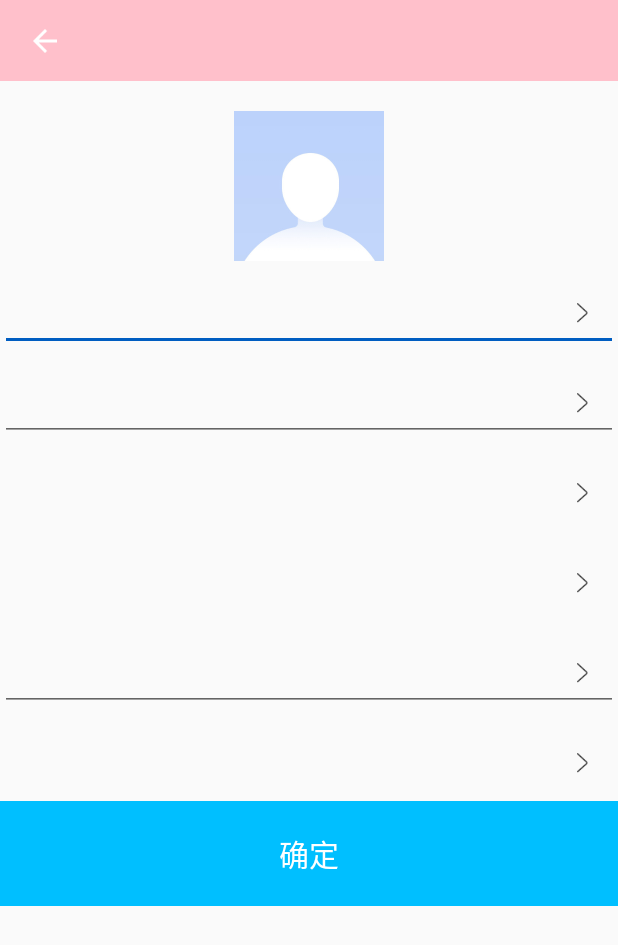
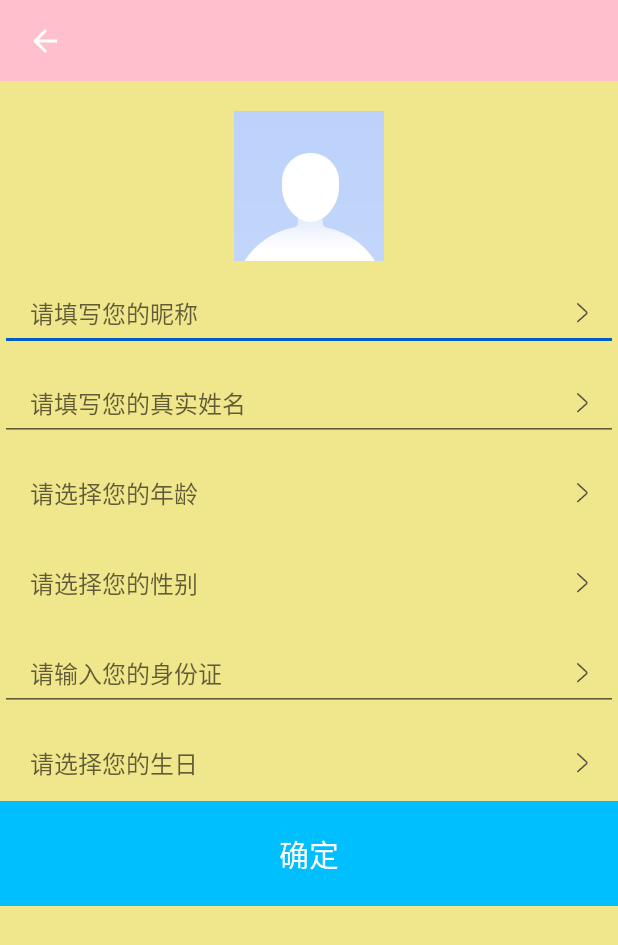
Before and after one commit to CodeWorder-xu/MVP-Java-Kotlin, an Android app: the layout activity_infomessage.xml on its own in the app's theme, with its tools: preview values and no code run, on a phone screen of 412 x 824 dp. Shown: the top 945 px of the screen. Run offline under Robolectric (Android 15) with nearby library versions, the light colour scheme and no system bars; Roboto replaces fonts that are not available here.

Commit message:
内容修改

```diff
--- a/WholeProject/app/build.gradle
+++ b/WholeProject/app/build.gradle
@@ -99,5 +99,5 @@ dependencies {
     implementation 'com.jakewharton:butterknife:8.8.1'
     kapt "com.jakewharton:butterknife-compiler:8.8.1"
     //时间选择器
-    implementation 'com.contrarywind:Android-PickerView:4.1.7'
+    implementation 'com.contrarywind:Android-PickerView:4.1.9'
 }
--- a/WholeProject/app/src/main/java/com/xhf/wholeproject/view/activity/RegisteredActivity.java
+++ b/WholeProject/app/src/main/java/com/xhf/wholeproject/view/activity/RegisteredActivity.java
@@ -3,6 +3,7 @@ package com.xhf.wholeproject.view.activity;
 import android.os.Bundle;
 import android.text.TextUtils;
 import android.view.View;
+import android.view.WindowManager;
 import android.widget.Button;
 import android.widget.EditText;
 import android.widget.LinearLayout;
@@ -66,6 +67,7 @@ public class RegisteredActivity extends BaseActivity implements RegisteredView {
     @Override
     protected void initViewsAndEvents() {
         super.initViewsAndEvents();
+        getWindow().setSoftInputMode(WindowManager.LayoutParams.SOFT_INPUT_ADJUST_PAN);
         tvTitle.setText(getResources().getText(R.string.register));
         CommonUtils.onStringWatcher(etNewpassword, 10);
         CommonUtils.onStringWatcher(etPassword, 10);
--- a/WholeProject/app/src/main/java/com/xhf/wholeproject/viewInterface/InfoMessageView.kt
+++ b/WholeProject/app/src/main/java/com/xhf/wholeproject/viewInterface/InfoMessageView.kt
@@ -1,5 +1,7 @@
 package com.xhf.wholeproject.viewInterface
 
+import android.content.Context
+import com.bigkoo.pickerview.listener.OnTimeSelectListener
 import com.xhf.wholeproject.model.entity.res.InfoMessageEntity
 import com.xhf.wholeproject.view.activity.InfoMessage
 
@@ -11,6 +13,7 @@ import com.xhf.wholeproject.view.activity.InfoMessage
  * content:
  */
 interface InfoMessageView {
-    fun onGetValue(queryData: List<InfoMessageEntity>);
+    fun onGetValue(queryData: List<InfoMessageEntity>)
     fun onSetValue(isSuccess: Boolean, mesage: String)
+
 }
--- a/WholeProject/app/src/main/res/layout/activity_infomessage.xml
+++ b/WholeProject/app/src/main/res/layout/activity_infomessage.xml
@@ -1,5 +1,10 @@
 <?xml version="1.0" encoding="utf-8"?>
-<LinearLayout xmlns:android="http://schemas.android.com/apk/res/android"
+<ScrollView xmlns:android="http://schemas.android.com/apk/res/android"
+    android:layout_width="match_parent"
+    android:layout_height="match_parent"
+    android:background="@color/khaki">
+
+    <LinearLayout
         android:layout_width="match_parent"
         android:layout_height="match_parent"
         android:orientation="vertical">
@@ -15,10 +20,11 @@
             android:src="@drawable/ic_default_portrait" />
 
         <EditText
-        android:id="@+id/tv_nickname"
+            android:id="@+id/et_nickname"
             style="@style/TextStyle"
             android:layout_marginTop="@dimen/dp_10"
             android:drawableRight="@drawable/ic_enter"
+            android:hint="@string/info_nickName"
             android:inputType="text"
             android:maxLength="8" />
 
@@ -27,32 +33,37 @@
             style="@style/TextStyle"
             android:layout_marginTop="@dimen/dp_10"
             android:drawableRight="@drawable/ic_enter"
+            android:hint="@string/info_name"
             android:inputType="text" />
 
         <TextView
             android:id="@+id/tv_age"
             style="@style/TextStyle"
             android:layout_marginTop="@dimen/dp_10"
-        android:drawableRight="@drawable/ic_enter" />
+            android:drawableRight="@drawable/ic_enter"
+            android:hint="@string/info_age" />
 
         <TextView
             android:id="@+id/tv_gender"
             style="@style/TextStyle"
             android:layout_marginTop="@dimen/dp_10"
-        android:drawableRight="@drawable/ic_enter" />
+            android:drawableRight="@drawable/ic_enter"
+            android:hint="@string/info_gender" />
 
         <EditText
             android:id="@+id/et_idnum"
             style="@style/TextStyle"
             android:layout_marginTop="@dimen/dp_10"
             android:digits="@string/filter_vcode"
-        android:drawableRight="@drawable/ic_enter" />
+            android:drawableRight="@drawable/ic_enter"
+            android:hint="@string/info_idNum" />
 
         <TextView
             android:id="@+id/tv_birthday"
             style="@style/TextStyle"
             android:layout_marginTop="@dimen/dp_10"
-        android:drawableRight="@drawable/ic_enter" />
+            android:drawableRight="@drawable/ic_enter"
+            android:hint="@string/info_birthday" />
 
         <TextView
             android:id="@+id/tv_confirm"
@@ -64,5 +75,5 @@
             android:text="@string/confirm"
             android:textColor="@color/white"
             android:textSize="@dimen/sp_20" />
-
     </LinearLayout>
+</ScrollView>
--- a/WholeProject/app/src/main/res/values/strings.xml
+++ b/WholeProject/app/src/main/res/values/strings.xml
@@ -44,7 +44,8 @@
 
     <string name="info_name">请填写您的真实姓名</string>
     <string name="info_nickName">请填写您的昵称</string>
-    <string name="info_age">请选择您的性别</string>
+    <string name="info_age">请选择您的年龄</string>
+    <string name="info_gender">请选择您的性别</string>
     <string name="info_mailbox">请输入您的邮箱</string>
     <string name="info_idNum">请输入您的身份证</string>
     <string name="info_birthday">请选择您的生日</string>
```
Also changed, not shown: WholeProject/app/src/main/AndroidManifest.xml (+22 -8 lines), WholeProject/app/src/main/java/com/xhf/wholeproject/base/BaseAppCompatActivity.java (+5 -5 lines), WholeProject/app/src/main/java/com/xhf/wholeproject/model/interactor/impl/InfoMessageInteractorImpl.kt (added, +38 -0 lines), WholeProject/app/src/main/java/com/xhf/wholeproject/model/interactor/inf/InfoMessageInteractor.kt (added, +21 -0 lines), WholeProject/app/src/main/java/com/xhf/wholeproject/presenter/impl/InfoMessagePresenterImpl.java (added, +55 -0 lines), WholeProject/app/src/main/java/com/xhf/wholeproject/presenter/inf/InfoMessagePresenter.kt (added, +15 -0 lines), WholeProject/app/src/main/java/com/xhf/wholeproject/utils/CommonUtils.java (+79 -1 lines), WholeProject/app/src/main/java/com/xhf/wholeproject/view/activity/InfoMessageActivity.kt (+86 -7 lines), WholeProject/app/src/main/res/layout/activity_register.xml (+8 -3 lines). Lines whose indentation alone changed are shown as unchanged.
